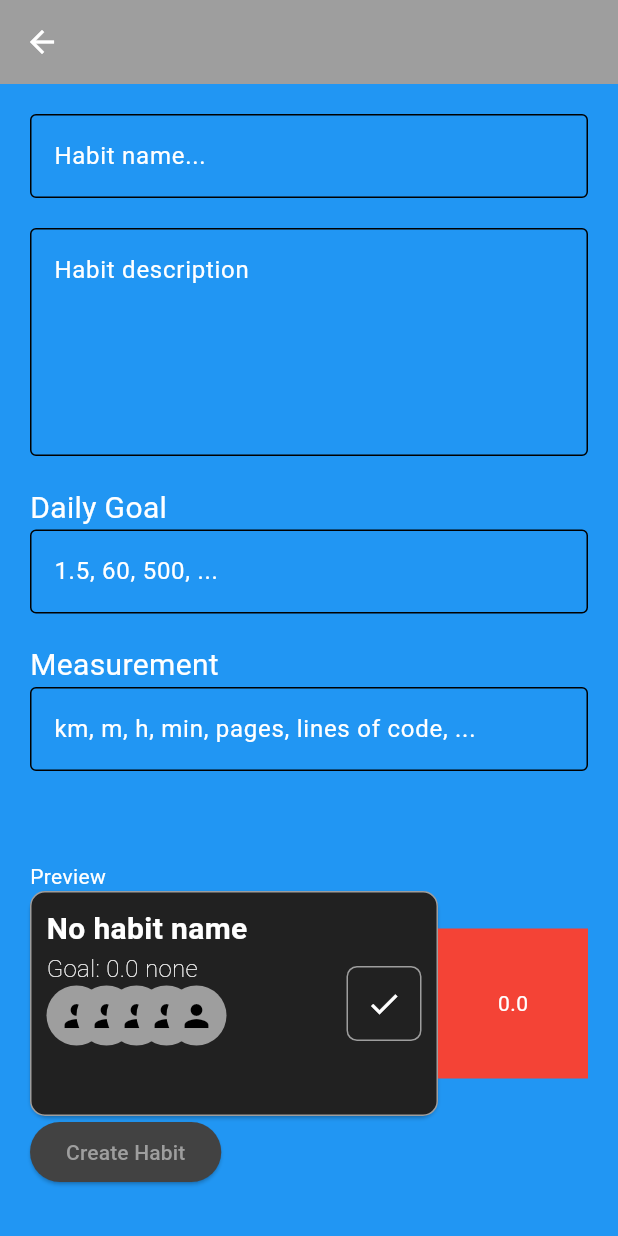
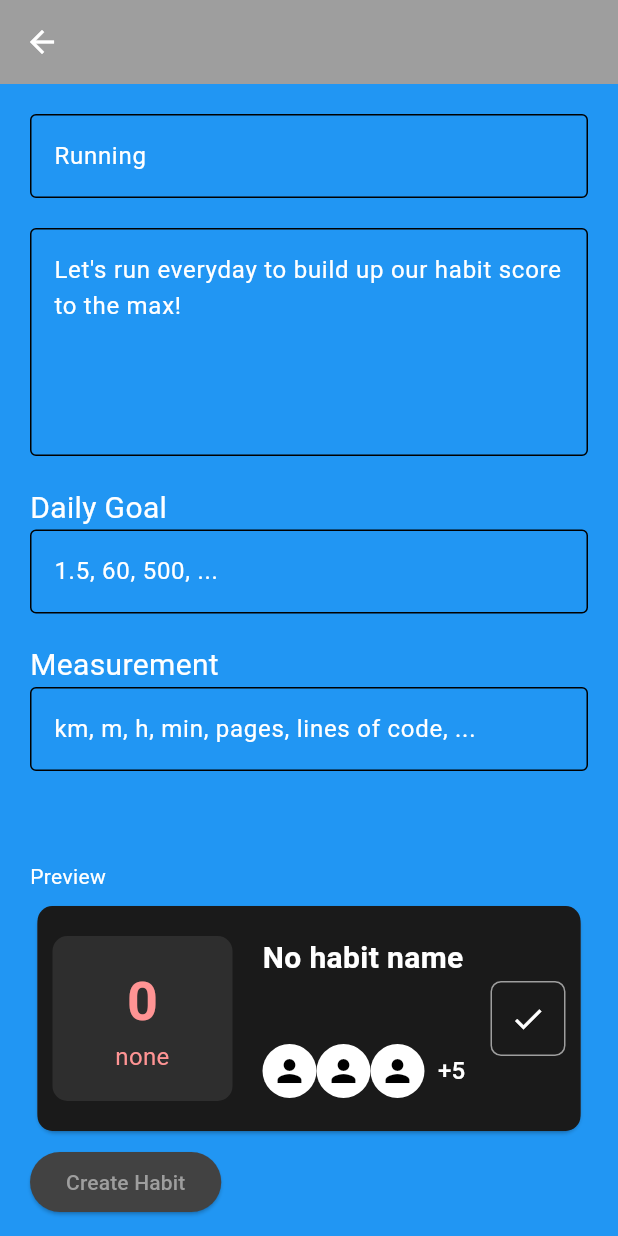
Before and after one commit to zienex0/Multi-User-Habits, a Flutter app: the AddHabitPage screen opened directly, on a phone screen of 412 x 824 dp. Run offline on Flutter 3.47's test engine with Material 3 defaults, Android fonts, the phone set to English and light mode, and no system bars; our stand-ins replace cloud_firestore, firebase_auth, firebase_core, google_fonts; accounts and stored records are empty.

Commit message:
Habit users checks score is summed and displayed left to the habit tile. Looks simple and tidy.

```diff
--- a/lib/components/habit_check_sum_rectangle.dart
+++ b/lib/components/habit_check_sum_rectangle.dart
@@ -1,34 +1,76 @@
 import 'package:flutter/material.dart';
+import 'package:google_fonts/google_fonts.dart';
 import 'package:multiuser_habits/services/db_habit_checks_service.dart';
 
 class HabitCheckSumRectangle extends StatelessWidget {
-  HabitCheckSumRectangle({required this.habitId, super.key});
+  HabitCheckSumRectangle(
+      {required this.habitId,
+      required this.habitMeasurement,
+      required this.preview,
+      super.key});
 
   final DbHabitChecks dbHabitChecks = DbHabitChecks();
   final String habitId;
+  final String habitMeasurement;
+  final bool preview;
 
   @override
   Widget build(BuildContext context) {
+    if (preview) {
+      return _buildStaticRectangle("0", habitMeasurement);
+    }
+
     return FutureBuilder(
         future: dbHabitChecks.getHabitChecksCompletionSum(habitId),
         builder: (context, snapshot) {
           if (snapshot.hasError) {
             print(
-                'Something went wrong while future buildling the habit checks completion sum');
+                'Something went wrong while future building the habit checks completion sum');
             return const Text("Something went wrong");
           }
           if (snapshot.connectionState == ConnectionState.waiting) {
             return const CircularProgressIndicator();
           }
 
-          return Container(
-            height: 100,
-            width: 100,
-            color: Colors.red,
-            child: Center(
-              child: Text("${snapshot.data}"),
-            ),
-          );
+          return _buildStaticRectangle(
+              "${snapshot.data ?? 0}", habitMeasurement);
         });
   }
+
+  Widget _buildStaticRectangle(String score, String measurement) {
+    return Container(
+      // height: 100,
+      width: 120,
+      decoration: BoxDecoration(
+          borderRadius: BorderRadius.circular(10),
+          color: const Color.fromRGBO(46, 46, 46, 1)),
+      child: Column(
+        mainAxisAlignment: MainAxisAlignment.center,
+        crossAxisAlignment: CrossAxisAlignment.center,
+        children: [
+          // HABIT SCORE
+          Text(
+            score,
+            style: GoogleFonts.roboto(
+              textStyle: const TextStyle(
+                  fontSize: 36,
+                  fontWeight: FontWeight.bold,
+                  color: Color.fromRGBO(255, 148, 148, 1)),
+            ),
+          ),
+          // HABIT SCORE MEASUREMENT
+          Text(
+            measurement.trim().isEmpty ? "Completions" : measurement.trim(),
+            overflow: TextOverflow.ellipsis,
+            maxLines: 2,
+            textAlign: TextAlign.center,
+            style: GoogleFonts.roboto(
+              textStyle: const TextStyle(
+                  fontSize: 16, color: Color.fromRGBO(255, 148, 148, 1)),
+            ),
+          )
+        ],
+      ),
+    );
+  }
 }
--- a/lib/components/habit_tile.dart
+++ b/lib/components/habit_tile.dart
@@ -2,7 +2,6 @@ import 'package:flutter/material.dart';
 import 'package:multiuser_habits/components/complete_habit_button.dart';
 import 'package:multiuser_habits/components/habit_check_sum_rectangle.dart';
 import 'package:multiuser_habits/components/habit_users_avatars.dart';
-import 'package:multiuser_habits/components/preview_users_avatars.dart';
 import 'package:multiuser_habits/models/habit_model.dart';
 
 class HabitTile extends StatelessWidget {
@@ -13,63 +12,60 @@ class HabitTile extends StatelessWidget {
 
   @override
   Widget build(BuildContext context) {
-    return Theme(
-      data: Theme.of(context).copyWith(dividerColor: Colors.transparent),
-      child: IntrinsicHeight(
-        child: Row(
-          children: [
-            // MAIN CARD
-            Expanded(
-              child: Card(
-                margin: const EdgeInsets.all(0),
+    return Card(
+      margin: const EdgeInsets.symmetric(horizontal: 5, vertical: 10),
       child: Container(
         width: double.infinity,
         decoration: BoxDecoration(
-                      color: Colors.grey.shade900,
+          color: Color.fromRGBO(26, 26, 26, 1),
           borderRadius: BorderRadius.circular(10),
-                      border: Border.all(color: Colors.grey)),
+        ),
         height: 150,
         child: Padding(
-                    padding: const EdgeInsets.symmetric(
-                        horizontal: 10.0, vertical: 10.0),
+          padding: const EdgeInsets.symmetric(horizontal: 10.0, vertical: 20.0),
           child: Row(
-                      mainAxisAlignment: MainAxisAlignment.spaceBetween,
+            mainAxisAlignment: MainAxisAlignment.start,
             children: [
-                        // HABIT NAME & GOAL ON THE LEFT & USERS CONNECTED
+              // HABIT SCORE SUM
+              HabitCheckSumRectangle(
+                habitId: habit.id,
+                habitMeasurement: habit.measurement,
+                preview: preview,
+              ),
+
+              const SizedBox(
+                width: 20,
+              ),
+
+              // HABIT NAME & USERS CONNECTED
               Expanded(
                 child: Column(
                   crossAxisAlignment: CrossAxisAlignment.start,
+                  mainAxisAlignment: MainAxisAlignment.spaceBetween,
                   children: [
                     Text(
-                                habit.title.isNotEmpty
-                                    ? habit.title
-                                    : 'No habit name',
+                      habit.title.isNotEmpty ? habit.title : 'No habit name',
                       style: const TextStyle(
-                                    fontSize: 20, fontWeight: FontWeight.w600),
+                          fontSize: 20, fontWeight: FontWeight.bold),
+                      maxLines: 2,
+                      overflow: TextOverflow.ellipsis,
                     ),
-                              Text(
-                                'Goal: ${habit.dailyGoal} ${habit.measurement}',
-                                style: const TextStyle(
-                                    fontSize: 16, fontWeight: FontWeight.w200),
-                              ),
-                              preview
-                                  ? const PreviewUsersAvatars()
-                                  : HabitUsersAvatars(habitId: habit.id)
+                    HabitUsersAvatars(
+                      habitId: habit.id,
+                      preview: preview,
+                    )
                   ],
                 ),
               ),
-                        // complete habit button on the right
+              const SizedBox(
+                width: 10,
+              ),
+              // COMPLETE HABIT BUTTON ON THE RIGHT
               const CompleteHabitButton(),
             ],
           ),
         ),
       ),
-              ),
-            ),
-            HabitCheckSumRectangle(habitId: habit.id),
-          ],
-        ),
-      ),
     );
   }
 }
--- a/lib/components/habit_users_avatars.dart
+++ b/lib/components/habit_users_avatars.dart
@@ -2,21 +2,32 @@ import 'package:flutter/material.dart';
 import 'package:multiuser_habits/models/user_model.dart';
 import 'package:multiuser_habits/services/db_users_service.dart';
 
-class HabitUsersAvatars extends StatefulWidget {
-  const HabitUsersAvatars({required this.habitId, super.key});
+class HabitUsersAvatars extends StatelessWidget {
+  HabitUsersAvatars({required this.habitId, required this.preview, super.key});
 
   final String habitId;
+  final bool preview;
+
+  final DbUsers dbUsersCollection = DbUsers();
 
   @override
-  State<HabitUsersAvatars> createState() => _HabitUsersAvatarsState();
+  Widget build(BuildContext context) {
+    if (preview) {
+      List<CustomUser> customUserPreviewList = [
+        CustomUser(id: '', email: '', displayName: '', photoUrl: ''),
+        CustomUser(id: '', email: '', displayName: '', photoUrl: ''),
+        CustomUser(id: '', email: '', displayName: '', photoUrl: ''),
+        CustomUser(id: '', email: '', displayName: '', photoUrl: ''),
+        CustomUser(id: '', email: '', displayName: '', photoUrl: ''),
+        CustomUser(id: '', email: '', displayName: '', photoUrl: ''),
+        CustomUser(id: '', email: '', displayName: '', photoUrl: ''),
+        CustomUser(id: '', email: '', displayName: '', photoUrl: ''),
+      ];
+      return _buildHabitUsersAvatars(customUserPreviewList);
     }
 
-class _HabitUsersAvatarsState extends State<HabitUsersAvatars> {
-  final DbUsers dbUsersCollection = DbUsers();
-  @override
-  Widget build(BuildContext context) {
     return FutureBuilder(
-        future: dbUsersCollection.getUsersConnectedToHabit(widget.habitId),
+        future: dbUsersCollection.getUsersConnectedToHabit(habitId),
         builder: (context, snapshot) {
           if (snapshot.connectionState == ConnectionState.waiting) {
             return const CircularProgressIndicator();
@@ -27,21 +38,37 @@ class _HabitUsersAvatarsState extends State<HabitUsersAvatars> {
           }
 
           List<CustomUser> uniqueHabitUsers = snapshot.data ?? [];
+          return _buildHabitUsersAvatars(uniqueHabitUsers);
+        });
+  }
+}
+
+_buildHabitUsersAvatars(List<CustomUser> usersList) {
   return SizedBox(
     height: 40,
-            child: Stack(
+    child: Row(
+      mainAxisAlignment: MainAxisAlignment.spaceBetween,
       children: [
-                for (int i = 0; i < uniqueHabitUsers.length; i++)
-                  Positioned(
-                    left: i * 20.0,
-                    child: const CircleAvatar(
-                      radius: 20,
-                      child: Icon(Icons.person),
+        for (int i = 0; i < usersList.length && i < 3; i++)
+          if (i < 3)
+            const CircleAvatar(
+              radius: 18,
+              backgroundColor: Colors.white,
+              child: Icon(
+                Icons.person,
+                color: Colors.black,
               ),
-                  )
+            ),
+        if (usersList.length > 4)
+          CircleAvatar(
+            backgroundColor: Colors.transparent,
+            radius: 18,
+            child: Text(
+              "+${usersList.length - 3}",
+              style: TextStyle(color: Colors.white),
+            ),
+          ),
       ],
     ),
   );
-        });
 }
-}
--- a/lib/components/preview_users_avatars.dart
+++ /dev/null
@@ -1,25 +0,0 @@
-import 'package:flutter/material.dart';
-
-class PreviewUsersAvatars extends StatelessWidget {
-  const PreviewUsersAvatars({super.key});
-
-  @override
-  Widget build(BuildContext context) {
-    const previewUserCount = 5;
-    return SizedBox(
-      height: 40,
-      child: Stack(
-        children: [
-          for (int i = 0; i < previewUserCount; i++)
-            Positioned(
-              left: i * 20,
-              child: const CircleAvatar(
-                radius: 20,
-                child: Icon(Icons.person),
-              ),
-            )
-        ],
-      ),
-    );
-  }
-}
--- a/lib/pages/add_habit_page.dart
+++ b/lib/pages/add_habit_page.dart
@@ -148,7 +148,7 @@ class _AddHabitPageState extends State<AddHabitPage> {
                           keyboardType: TextInputType.text,
                           focusNode: _nameFocus,
                           decoration: const InputDecoration(
-                            hintText: "Habit name...",
+                            hintText: "Running",
                             border: OutlineInputBorder(),
                           ),
                           onChanged: (value) {
@@ -171,7 +171,8 @@ class _AddHabitPageState extends State<AddHabitPage> {
                         keyboardType: TextInputType.multiline,
                         focusNode: _descriptionFocus,
                         decoration: const InputDecoration(
-                          hintText: "Habit description",
+                          hintText:
+                              "Let's run everyday to build up our habit score to the max!",
                           border: OutlineInputBorder(),
                         ),
                         onChanged: (value) {
--- a/lib/pages/habits_page.dart
+++ b/lib/pages/habits_page.dart
@@ -26,6 +26,7 @@ class _HabitsPageState extends State<HabitsPage> {
   Widget build(BuildContext context) {
     final habitsProvider = context.watch<HabitsProvider>();
     return Scaffold(
+      backgroundColor: const Color.fromRGBO(46, 46, 46, 1),
       appBar: AppBar(
         leading: IconButton(
             onPressed: () async {
--- a/lib/services/form_validator.dart
+++ b/lib/services/form_validator.dart
@@ -1,5 +1,5 @@
 class FormValidator {
-  static final String _emailRegex = r'^[\w-\.]+@([\w-]+\.)+[\w-]{2,4}$';
+  static const String _emailRegex = r'^[\w-\.]+@([\w-]+\.)+[\w-]{2,4}$';
 
   static String? validateEmail(String email) {
     email = email.trim();
--- a/pubspec.yaml
+++ b/pubspec.yaml
@@ -13,6 +13,8 @@ dependencies:
   cloud_firestore: ^5.4.3
   provider: ^6.0.0
   firebase_auth: ^5.0.0
+  google_fonts: ^6.2.0
+  path_provider: ^2.1.4
 
 
 dev_dependencies:
```
Also changed, not shown: pubspec.lock, 7 other files. Lines whose indentation alone changed are shown as unchanged.
